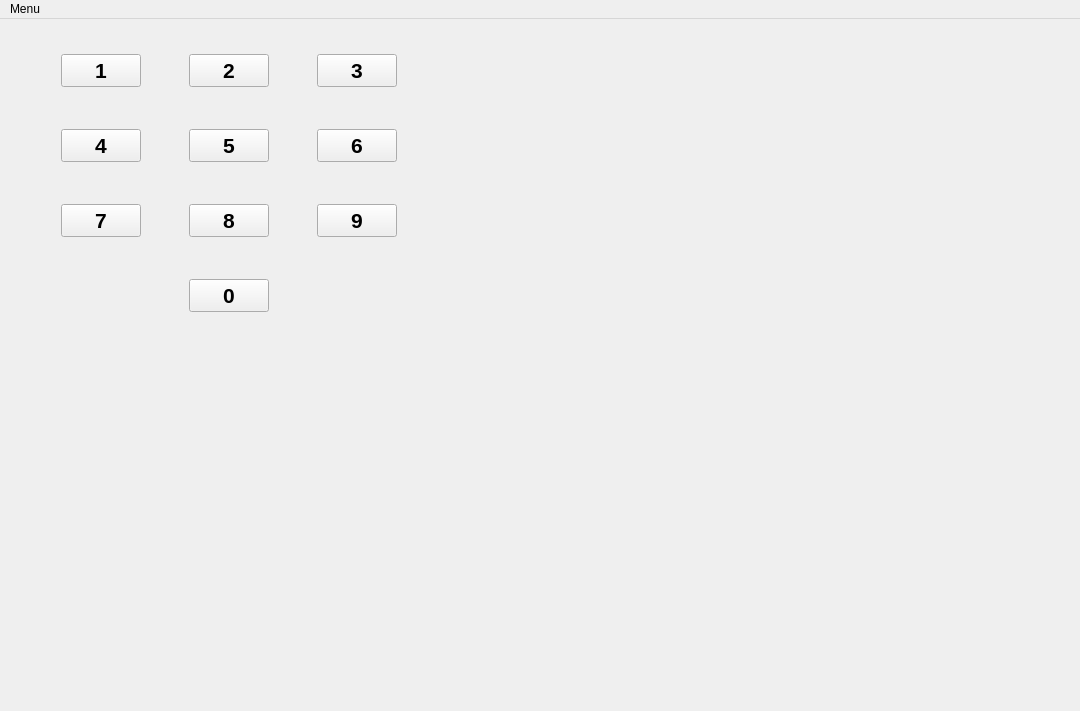
Old version of the form ui/Phone.ui in the repository papachan/celubot.
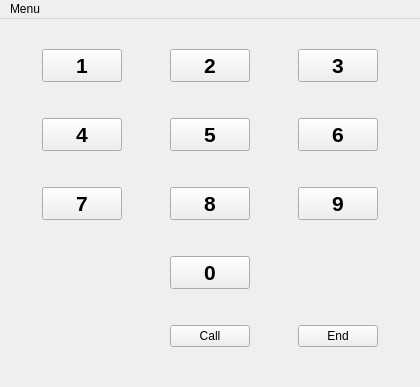
New version of the form.

The edit to the form file:
```diff
--- a/ui/Phone.ui
+++ b/ui/Phone.ui
@@ -6,8 +6,8 @@
    <rect>
     <x>0</x>
     <y>0</y>
-    <width>1080</width>
-    <height>711</height>
+    <width>420</width>
+    <height>387</height>
    </rect>
   </property>
   <property name="windowTitle">
@@ -17,10 +17,10 @@
    <widget class="QWidget" name="gridLayoutWidget">
     <property name="geometry">
      <rect>
-      <x>19</x>
-      <y>-1</y>
+      <x>0</x>
+      <y>0</y>
       <width>421</width>
-      <height>331</height>
+      <height>361</height>
      </rect>
     </property>
     <layout class="QGridLayout" name="gridLayout">
@@ -264,6 +264,26 @@
        </property>
       </widget>
      </item>
+     <item row="4" column="1">
+      <widget class="QPushButton" name="callButton">
+       <property name="sizePolicy">
+        <sizepolicy hsizetype="Minimum" vsizetype="Fixed">
+         <horstretch>0</horstretch>
+         <verstretch>0</verstretch>
+        </sizepolicy>
+       </property>
+       <property name="text">
+        <string>Call</string>
+       </property>
+      </widget>
+     </item>
+     <item row="4" column="2">
+      <widget class="QPushButton" name="endButton">
+       <property name="text">
+        <string>End</string>
+       </property>
+      </widget>
+     </item>
     </layout>
    </widget>
   </widget>
@@ -272,7 +292,7 @@
     <rect>
      <x>0</x>
      <y>0</y>
-     <width>1080</width>
+     <width>420</width>
      <height>25</height>
     </rect>
    </property>
```
Left out of the diff: 192 changed lines with no effect on the pictures.
